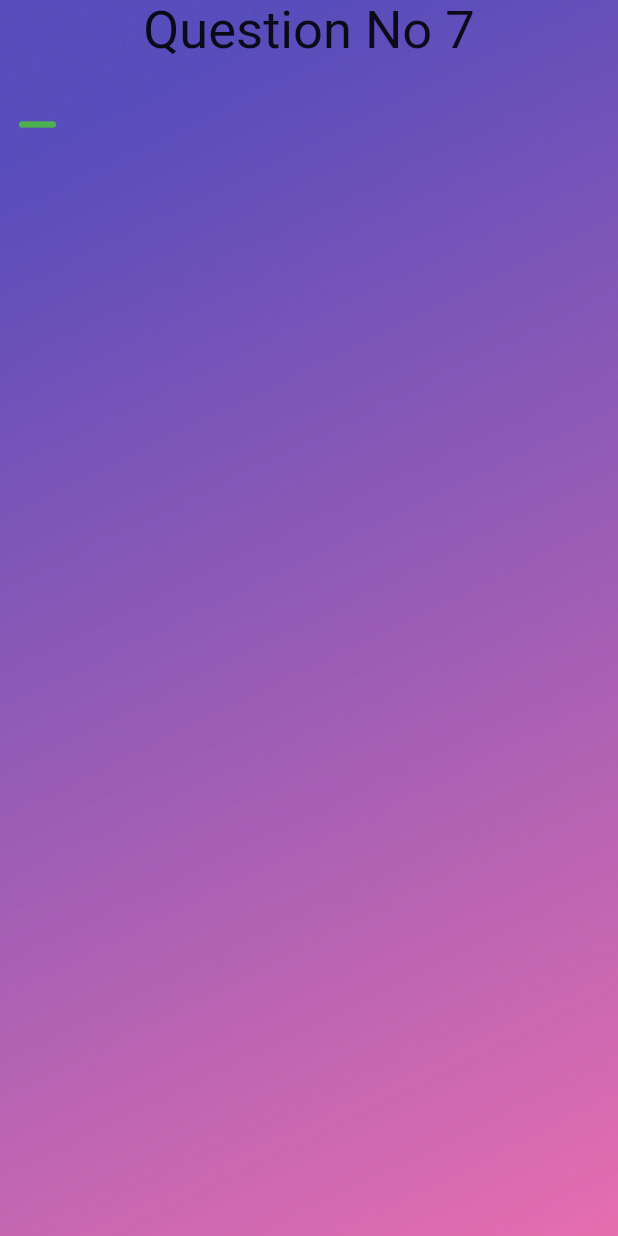
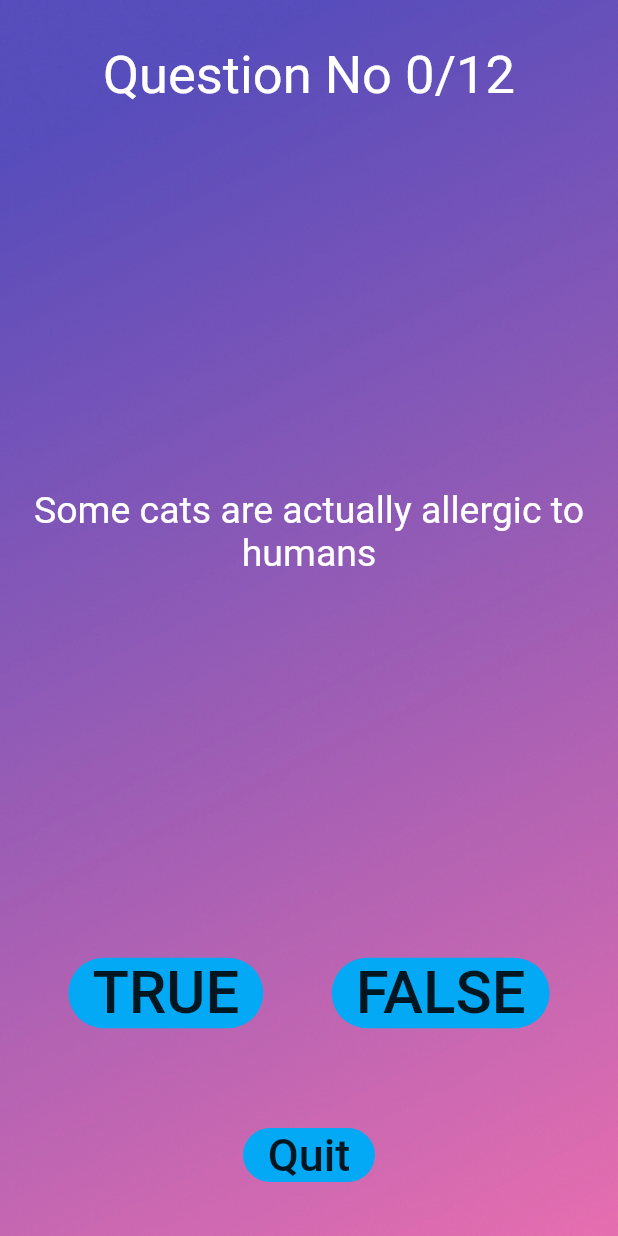
Before and after one commit to Akash701/Quiz_App, a Flutter app: the Questions screen opened by its route, on a phone screen of 412 x 824 dp. Run offline on Flutter 3.47's test engine with Material 2 defaults, Android fonts, the phone set to English and light mode, and no system bars.

Commit message:
Question page completed

```diff
--- a/lib/question.dart
+++ b/lib/question.dart
@@ -1,5 +1,7 @@
 import 'package:flutter/material.dart';
-import 'package:font_awesome_flutter/font_awesome_flutter.dart';
+import 'package:quiz_app/qfunctions.dart';
+
+Qfunction qfunction = Qfunction();
 
 class Questions extends StatefulWidget {
   @override
@@ -7,6 +9,32 @@ class Questions extends StatefulWidget {
 }
 
 class _QuestionsState extends State<Questions> {
+  void checkAnswer(bool userPickedAnswer) {
+    bool correctAnswer = qfunction.getCorrectAnswer();
+    setState(() {
+      if (qfunction.isFinished() == true) {
+        //Statement when the quiz is finished
+      } else {
+        if (userPickedAnswer == correctAnswer) {
+          scoreKeeper.add(Icon(
+            Icons.minimize_rounded,
+            color: Colors.green,
+            size: 32,
+          ));
+        } else {
+          scoreKeeper.add(Icon(
+            Icons.minimize_rounded,
+            color: Colors.red,
+            size: 32,
+          ));
+        }
+        qfunction.nextQuestion();
+        //Statement when the quiz is not finished
+      }
+    });
+  }
+
+  List<Icon> scoreKeeper = [];
   @override
   Widget build(BuildContext context) {
     return Scaffold(
@@ -22,23 +50,83 @@ class _QuestionsState extends State<Questions> {
         constraints: BoxConstraints.expand(),
         child: SafeArea(
           child: Column(
+            mainAxisAlignment: MainAxisAlignment.center,
             children: [
+              SizedBox(
+                height: 30,
+              ),
               Text(
-                'Question No 7',
-                style: TextStyle(
-                  fontSize: 35,
+                'Question No ${qfunction.questionNumber}/12',
+                style: TextStyle(fontSize: 35, color: Colors.white),
+              ),
+              Row(
+                children: scoreKeeper,
+              ),
+              Container(
+                child: Expanded(
+                  child: Center(
+                    child: Text(
+                      qfunction.getQuestionText(),
+                      textAlign: TextAlign.center,
+                      style: TextStyle(
+                        fontSize: 25.0,
+                        color: Colors.white,
+                      ),
+                    ),
+                  ),
                 ),
               ),
               Row(
+                mainAxisAlignment: MainAxisAlignment.spaceEvenly,
                 children: [
-                  Icon(
-                    Icons.minimize_rounded,
-                    size: 50,
-                    color: Colors.green,
+                  FlatButton(
+                    shape: RoundedRectangleBorder(
+                        borderRadius: BorderRadius.circular(30.0)),
+                    color: Colors.lightBlue,
+                    onPressed: () {
+                      checkAnswer(true);
+                    },
+                    child: Text(
+                      'TRUE',
+                      style: TextStyle(
+                        fontSize: 40,
+                      ),
+                    ),
+                  ),
+                  FlatButton(
+                    shape: RoundedRectangleBorder(
+                        borderRadius: BorderRadius.circular(30.0)),
+                    color: Colors.lightBlue,
+                    onPressed: () {
+                      checkAnswer(false);
+                    },
+                    child: Text(
+                      'FALSE',
+                      style: TextStyle(
+                        fontSize: 40,
+                      ),
+                    ),
                   ),
                 ],
               ),
-              Container(child: Text(''))
+              SizedBox(
+                height: 60,
+              ),
+              FlatButton(
+                shape: RoundedRectangleBorder(
+                    borderRadius: BorderRadius.circular(30.0)),
+                color: Colors.lightBlue,
+                onPressed: () {},
+                child: Text(
+                  'Quit',
+                  style: TextStyle(
+                    fontSize: 30,
+                  ),
+                ),
+              ),
+              SizedBox(
+                height: 30,
+              ),
             ],
           ),
         ),
```
Also changed, not shown: lib/qfunctions.dart (renamed from qfunctions.dart, +9 -9 lines), lib/qclass.dart (renamed from qclass.dart).
